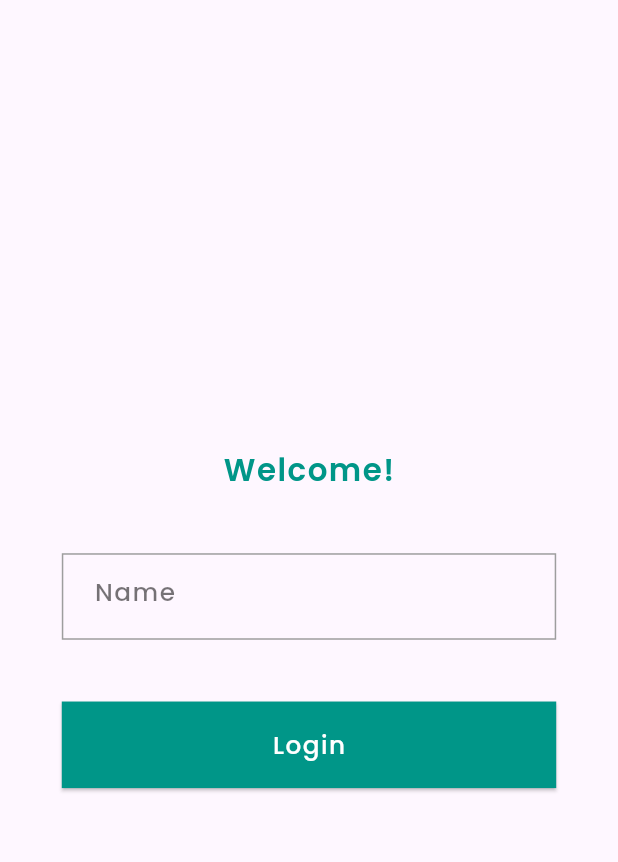
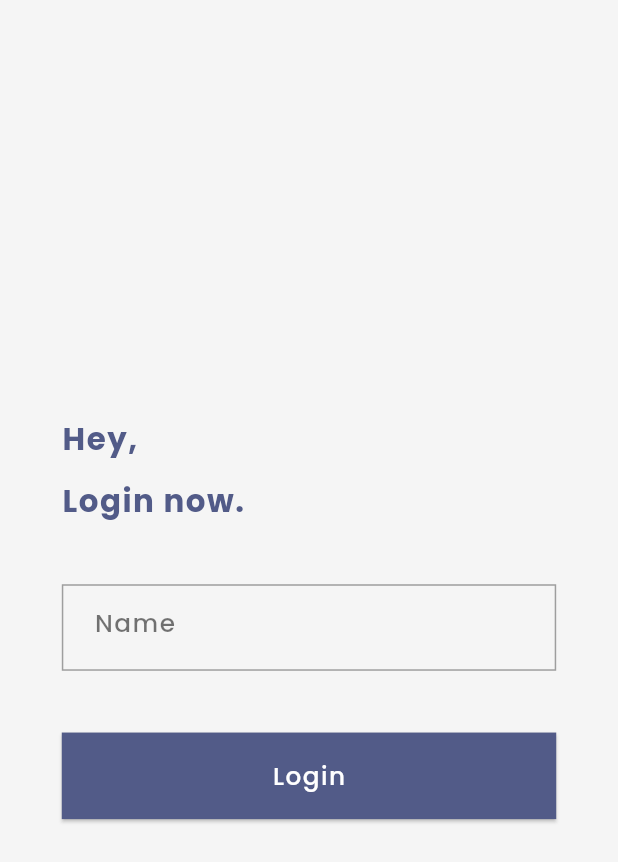
Before and after one commit to AbdulRahmanFares/face_attend, a Flutter app: the screen it shows after launch, on a phone screen of 412 x 824 dp. Shown: the top 862 px of the screen. Run offline on Flutter 3.47's test engine with Material 3 defaults, Android fonts, the light colour scheme and no system bars; our stand-ins replace camera, dio, google_fonts, loading_animation_widget; missing offline and left inert: colorful_safe_area, flutter_face_api, google_ml_kit.

Commit message:
Modified the UI and speeded up the comparison process

```diff
--- /dev/null
+++ b/lib/constants.dart
@@ -0,0 +1,10 @@
+import 'package:flutter/material.dart';
+
+class Constants {
+  final whiteShade = const Color(0xFFf5f5f5);
+  final greyShade = const Color(0xFF828282);
+  final darkBlue = const Color(0xFF3c72a3);
+  final glassShade = Colors.white24;
+  final kashmirBlue = const Color(0xFF525B88);
+  final lavender = const Color(0xFFDEE2FC);
+}
--- a/lib/screens/login.dart
+++ b/lib/screens/login.dart
@@ -1,4 +1,5 @@
 import 'package:colorful_safe_area/colorful_safe_area.dart';
+import 'package:face_attend/constants.dart';
 import 'package:face_attend/screens/home_page.dart';
 import 'package:flutter/material.dart';
 import 'package:google_fonts/google_fonts.dart';
@@ -12,6 +13,7 @@ class Login extends StatefulWidget {
 
 class _LoginState extends State<Login> {
 
+  final obj = Constants();
   String employeeName = "";
   String hintText = "Name";
   Color hintTextColor = Colors.black54;
@@ -25,18 +27,32 @@ class _LoginState extends State<Login> {
     final screenWidth = MediaQuery.of(context).size.width;
 
     return ColorfulSafeArea(
-      color: Colors.white,
+      color: obj.whiteShade,
       child: Scaffold(
+        backgroundColor: obj.whiteShade,
         body: Center(
           child: Column(
             mainAxisAlignment: MainAxisAlignment.center,
+            crossAxisAlignment: CrossAxisAlignment.start,
             children: [
               Text(
-                "Welcome!",
+                "Hey,",
                 style: GoogleFonts.poppins(
                   fontSize: screenWidth * 0.05,
-                  color: Colors.teal,
-                  fontWeight: FontWeight.w600,
+                  color: obj.kashmirBlue,
+                  fontWeight: FontWeight.w700,
+                  letterSpacing: 1
+                )
+              ),
+              SizedBox(
+                height: screenHeight * 0.015
+              ),
+              Text(
+                "Login now.",
+                style: GoogleFonts.poppins(
+                  fontSize: screenWidth * 0.05,
+                  color: obj.kashmirBlue,
+                  fontWeight: FontWeight.w700,
                   letterSpacing: 1
                 )
               ),
@@ -122,7 +138,7 @@ class _LoginState extends State<Login> {
                   }
                 },
                 style: ElevatedButton.styleFrom(
-                  backgroundColor: Colors.teal,
+                  backgroundColor: obj.kashmirBlue,
                   fixedSize: Size(screenWidth * 0.8, screenHeight * 0.07),
                   shape: const RoundedRectangleBorder()
                 ),
```
Also changed, not shown: lib/screens/home_page.dart (+47 -29 lines), lib/screens/verification_page.dart (+51 -37 lines).
